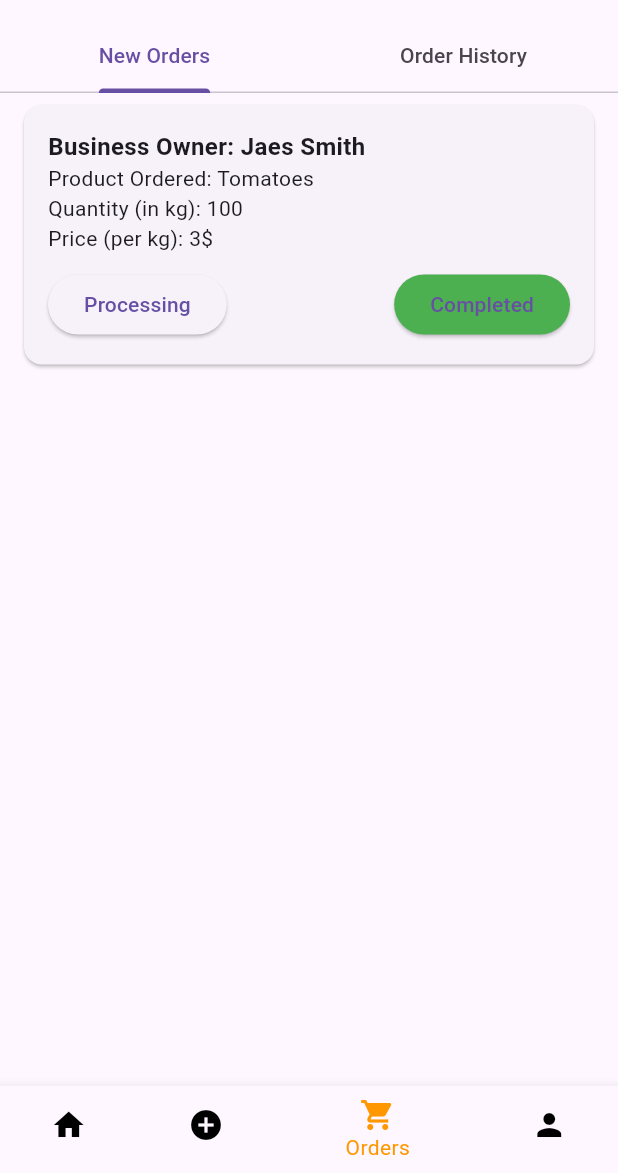
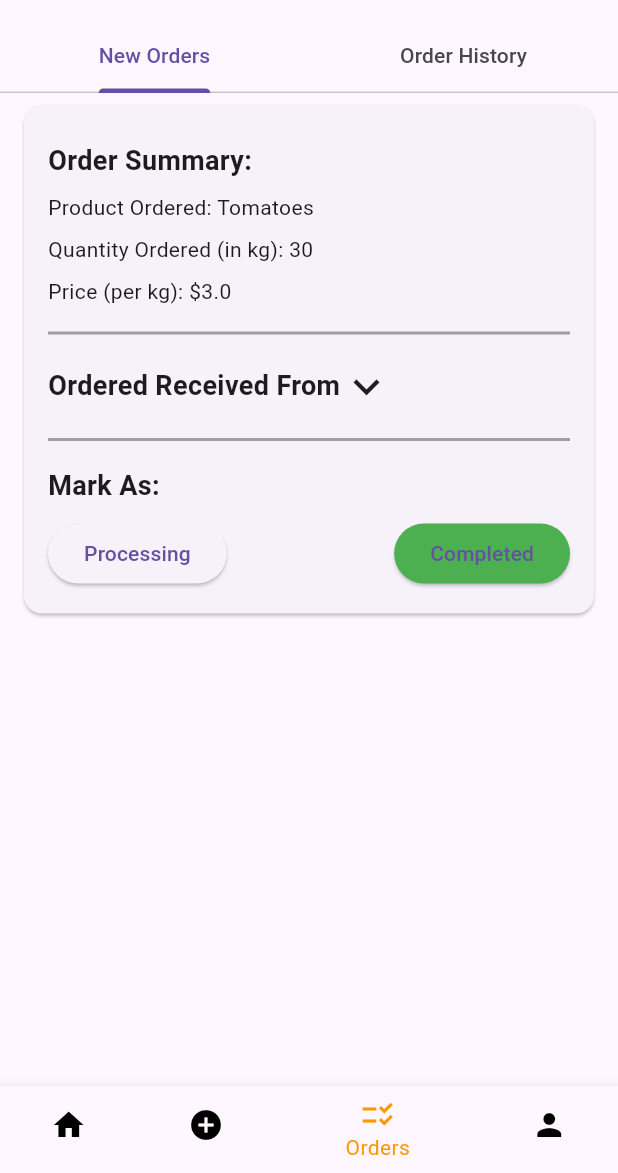
Before and after one commit to fagojs/FarmConnect, a Flutter app: the OrdersPage screen opened directly, on a phone screen of 412 x 824 dp, the part 63-1236 px from its top. Run offline on Flutter 3.47's test engine with Material 3 defaults, Android fonts, the phone set to English and light mode, and no system bars; our stand-ins replace email_validator, image_picker.

Commit message:
utilised dummy orders, changes to layout, labels and added navigation

```diff
--- a/lib/screens/farmer/manage_order/manage_orders.dart
+++ b/lib/screens/farmer/manage_order/manage_orders.dart
@@ -2,6 +2,8 @@ import 'package:flutter/material.dart';
 import '../list_product_page/list_product.dart';
 import '../home_page.dart';
 import '../profile/profile_page.dart';
+import '../../../data/dummy_orders.dart';
+import '../../../models/order_model.dart';
 
 class OrdersPage extends StatefulWidget {
   @override
@@ -9,39 +11,17 @@ class OrdersPage extends StatefulWidget {
 }
 
 class _OrdersPageState extends State<OrdersPage> with SingleTickerProviderStateMixin {
-  List<Map<String, dynamic>> newOrders = [
-    {
-      'businessOwner': 'Jaes Smith',
-      'product': 'Tomatoes',
-      'quantity': '100',
-      'price': '3\$',
-      'status': 'New',
-    },
-  ];
-
-  List<Map<String, dynamic>> orderHistory = [
-    {
-      'businessOwner': 'James Smith',
-      'product': 'Tomatoes',
-      'quantity': '100',
-      'price': '3\$',
-      'status': 'Completed',
-    },
-    {
-      'businessOwner': 'James Smith',
-      'product': 'Tomatoes',
-      'quantity': '100',
-      'price': '3\$',
-      'status': 'Processing',
-    },
-  ];
+  // This list keeps track of which card's business information is visible
+  List<bool> _showBusinessOwnerInfoList = [];
 
   TabController? _tabController;
 
   @override
   void initState() {
     super.initState();
+    // Initialize the visibility state for each order as false (collapsed)
     _tabController = TabController(length: 2, vsync: this);
+    _showBusinessOwnerInfoList = List<bool>.filled(dummyOrders.length, false);
   }
 
   @override
@@ -49,6 +29,13 @@ class _OrdersPageState extends State<OrdersPage> with SingleTickerProviderStateM
     _tabController?.dispose();
     super.dispose();
   }
+  void _toggleBusinessInfo(int index) {
+    setState(() {
+      _showBusinessOwnerInfoList[index] = !_showBusinessOwnerInfoList[index];
+    });
+  }
+
+
 
   @override
   Widget build(BuildContext context) {
@@ -80,6 +67,10 @@ class _OrdersPageState extends State<OrdersPage> with SingleTickerProviderStateM
               onTap: () {
                 Navigator.pop(context);
                 // Navigate to Home page
+                Navigator.pushReplacement(
+                  context,
+                  MaterialPageRoute(builder: (context) => FarmerHomePage()),
+                );
               },
             ),
             ListTile(
@@ -88,6 +79,10 @@ class _OrdersPageState extends State<OrdersPage> with SingleTickerProviderStateM
               onTap: () {
                 Navigator.pop(context);
                 // Navigate to List Product page
+                 Navigator.pushReplacement(
+                  context,
+                  MaterialPageRoute(builder: (context) => ListProductPage()),
+                );
               },
             ),
             ListTile(
@@ -96,6 +91,10 @@ class _OrdersPageState extends State<OrdersPage> with SingleTickerProviderStateM
               onTap: () {
                 Navigator.pop(context);
                 // Navigate to Profile page
+                 Navigator.pushReplacement(
+                  context,
+                  MaterialPageRoute(builder: (context) => FarmerProfilePage()),
+                );
               },
             ),
             ListTile(
@@ -159,7 +158,7 @@ class _OrdersPageState extends State<OrdersPage> with SingleTickerProviderStateM
         items: [
           BottomNavigationBarItem(icon: Icon(Icons.home), label: 'Home'),
           BottomNavigationBarItem(icon: Icon(Icons.add_circle), label: 'List Product'),
-          BottomNavigationBarItem(icon: Icon(Icons.shopping_cart), label: 'Orders'),
+          BottomNavigationBarItem(icon: Icon(Icons.checklist_rtl_sharp), label: 'Orders'),
           BottomNavigationBarItem(icon: Icon(Icons.person), label: 'Profile'),
         ],
         selectedItemColor: Colors.orange,
@@ -170,6 +169,22 @@ class _OrdersPageState extends State<OrdersPage> with SingleTickerProviderStateM
 
  // Build New Orders Tab
 Widget _buildNewOrdersTab() {
+  List<Order> newOrders = dummyOrders.where((order) => order.status == 'New').toList();
+  if(newOrders.isEmpty){
+    return const Center(
+              child: Column(
+                mainAxisAlignment: MainAxisAlignment.center,
+                children: [
+                  Text(
+                    'No new orders at the moment !!',
+                    style: TextStyle(fontSize: 18, fontWeight: FontWeight.bold),
+                    textAlign: TextAlign.center,
+                  ),
+                  SizedBox(height: 20),
+                ],
+              ),
+            );
+  }else{
     return ListView.builder(
       itemCount: newOrders.length,
       itemBuilder: (context, index) {
@@ -181,22 +196,61 @@ Widget _buildNewOrdersTab() {
             child: Column(
               crossAxisAlignment: CrossAxisAlignment.start,
               children: <Widget>[
-              Text(
-                'Business Owner: ${order['businessOwner']}',
-                style: TextStyle(fontSize: 16, fontWeight: FontWeight.bold),
+                const SizedBox(height: 8),
+                const Text(
+                  'Order Summary:',
+                  style: TextStyle(fontSize: 18, fontWeight: FontWeight.bold),
                 ),
-              Text('Product Ordered: ${order['product']}'),
-              Text('Quantity (in kg): ${order['quantity']}'),
-              Text('Price (per kg): ${order['price']}'),
-              SizedBox(height: 10),
+                const SizedBox(height: 8),
+                Text('Product Ordered: ${order.orderedProduct.productName}'),
+                const SizedBox(height: 8),
+                Text('Quantity Ordered (in ${order.orderedProduct.category == 'Dairy' ? 'litre' : 'kg'}): ${order.orderedQuantity}'),
+                const SizedBox(height: 8),
+                Text('Price (per ${order.orderedProduct.category == 'Dairy' ? 'litre' : 'kg'}): \$${order.orderedProduct.pricePerKg}'),
+                const SizedBox(height: 10),
+                const Divider(thickness: 2, color: Colors.grey,),
+                const SizedBox(height: 10),
+                GestureDetector(
+                  onTap:(){
+                    _toggleBusinessInfo(index);
+                  },
+                  child: Row(
+                    mainAxisAlignment: MainAxisAlignment.start,
+                    children: [
+                      const Text(
+                        'Ordered Received From',
+                        style: TextStyle(fontSize: 18, fontWeight: FontWeight.bold),
+                      ),
+                      Icon(_showBusinessOwnerInfoList[index] ? Icons.keyboard_arrow_up : Icons.keyboard_arrow_down, size: 35,),
+                    ],
+                  ),
+                ),
+                if (_showBusinessOwnerInfoList[index]) ...[
+                  const SizedBox(height: 8),
+                  const Text('Business Owner Name: John Wick', style: TextStyle(fontSize: 16)),
+                  const SizedBox(height: 8),
+                  const Text('Business Owner Address: Sydney, Australia', style: TextStyle(fontSize: 16)),
+                  const SizedBox(height: 8),
+                  const Text('Business Owner Contact Number: 042867456', style: TextStyle(fontSize: 16)),
+                  const SizedBox(height: 8),
+                  const Text('Email: johnwick@gmail.com', style: TextStyle(fontSize: 16)),
+                ],
+                const SizedBox(height: 10),
+                const Divider(thickness: 2, color: Colors.grey,),
+                const SizedBox(height: 10),
+                const Text(
+                    'Mark As:',
+                    style: TextStyle(fontSize: 18, fontWeight: FontWeight.bold),
+                  ),
+                const SizedBox(height: 8),
                 Row(
                   mainAxisAlignment: MainAxisAlignment.spaceBetween,
                   children: [
                     ElevatedButton(
                       onPressed: () {
                         setState(() {
-                        newOrders[index]['status'] = 'Processing'; // Set the status to 'Processing'
-                        orderHistory.add(newOrders[index]); // Move to order history
+                          newOrders[index].status = 'Processing'; // Set the status to 'Processing'
+                          dummyOrders.add(newOrders[index]); // Move to order history
                           newOrders.removeAt(index); // Remove from new orders
                         });
                         _tabController?.animateTo(1); // Navigate to Order History tab
@@ -207,8 +261,8 @@ Widget _buildNewOrdersTab() {
                     ElevatedButton(
                       onPressed: () {
                         setState(() {
-                        newOrders[index]['status'] = 'Completed'; // Set the status to 'Completed'
-                        orderHistory.add(newOrders[index]); // Move to order history
+                          newOrders[index].status = 'Completed'; // Set the status to 'Completed'
+                          dummyOrders.add(newOrders[index]); // Move to order history
                           newOrders.removeAt(index); // Remove from new orders
                         });
                         _tabController?.animateTo(1); // Navigate to Order History tab
@@ -225,11 +279,13 @@ Widget _buildNewOrdersTab() {
       },
     );
   }
+}
 
 
 
   // Build Order History Tab
 Widget _buildOrderHistoryTab() {
+  List<Order> orderHistory = dummyOrders.where((order) => order.status != 'New').toList();
   return ListView.builder(
     itemCount: orderHistory.length,
     itemBuilder: (context, index) {
@@ -241,21 +297,59 @@ Widget _buildOrderHistoryTab() {
           child: Column(
             crossAxisAlignment: CrossAxisAlignment.start,
             children: <Widget>[
-              Text(
-                'Business Owner: ${order['businessOwner']}',
-                style: TextStyle(fontSize: 16, fontWeight: FontWeight.bold),
+              const SizedBox(height: 8),
+              const Text(
+                'Order Summary:',
+                style: TextStyle(fontSize: 18, fontWeight: FontWeight.bold),
               ),
-              Text('Product Ordered: ${order['product']}'),
-              Text('Quantity (in kg): ${order['quantity']}'),
-              Text('Price (per kg): ${order['price']}'),
-              SizedBox(height: 10),
+              const SizedBox(height: 8),
+              Text('Product Ordered: ${order.orderedProduct.productName}'),
+              const SizedBox(height: 8),
+              Text('Quantity Ordered (in ${order.orderedProduct.category == 'Dairy' ? 'litre' : 'kg'}): ${order.orderedQuantity}'),
+              const SizedBox(height: 8),
+              Text('Price (per ${order.orderedProduct.category == 'Dairy' ? 'litre' : 'kg'}): \$${order.orderedProduct.pricePerKg}'),
+              const SizedBox(height: 10),
+              const Divider(thickness: 2, color: Colors.grey,),
+              const SizedBox(height: 10),
+              GestureDetector(
+                onTap:(){
+                  _toggleBusinessInfo(index);
+                },
+                child: Row(
+                  mainAxisAlignment: MainAxisAlignment.start,
+                  children: [
+                    const Text(
+                      'Ordered Received From',
+                      style: TextStyle(fontSize: 18, fontWeight: FontWeight.bold),
+                    ),
+                    Icon(_showBusinessOwnerInfoList[index] ? Icons.keyboard_arrow_up : Icons.keyboard_arrow_down, size: 35,),
+                  ],
+                ),
+              ),
+              if (_showBusinessOwnerInfoList[index]) ...[
+                const SizedBox(height: 8),
+                const Text('Business Owner Name: John Wick', style: TextStyle(fontSize: 16)),
+                const SizedBox(height: 8),
+                const Text('Business Owner Address: Sydney, Australia', style: TextStyle(fontSize: 16)),
+                const SizedBox(height: 8),
+                const Text('Business Owner Contact Number: 042867456', style: TextStyle(fontSize: 16)),
+                const SizedBox(height: 8),
+                const Text('Email: johnwick@gmail.com', style: TextStyle(fontSize: 16)),
+              ],
+              const SizedBox(height: 10),
+              const Divider(thickness: 2, color: Colors.grey,),
+              const SizedBox(height: 10),
+              const Text(
+                  'Mark As:',
+                  style: TextStyle(fontSize: 18, fontWeight: FontWeight.bold),
+                ),
 
               // If the order is 'Processing', show the "Mark as Completed" button
-              if (order['status'] == 'Processing')
+              if (order.status == 'Processing')
                 ElevatedButton(
                   onPressed: () {
                     setState(() {
-                      orderHistory[index]['status'] = 'Completed'; // Mark as completed
+                      orderHistory[index].status = 'Completed'; // Mark as completed
                     });
                   },
                   child: Text('Mark as Completed'),
@@ -263,7 +357,7 @@ Widget _buildOrderHistoryTab() {
                 ),
 
               // If the order is 'Completed', show the completed status message and no buttons
-              if (order['status'] == 'Completed')
+              if (order.status == 'Completed')
                 Text(
                   'Status: Completed',
                   style: TextStyle(color: Colors.green, fontWeight: FontWeight.bold),
```
Lines whose indentation alone changed are shown as unchanged.
